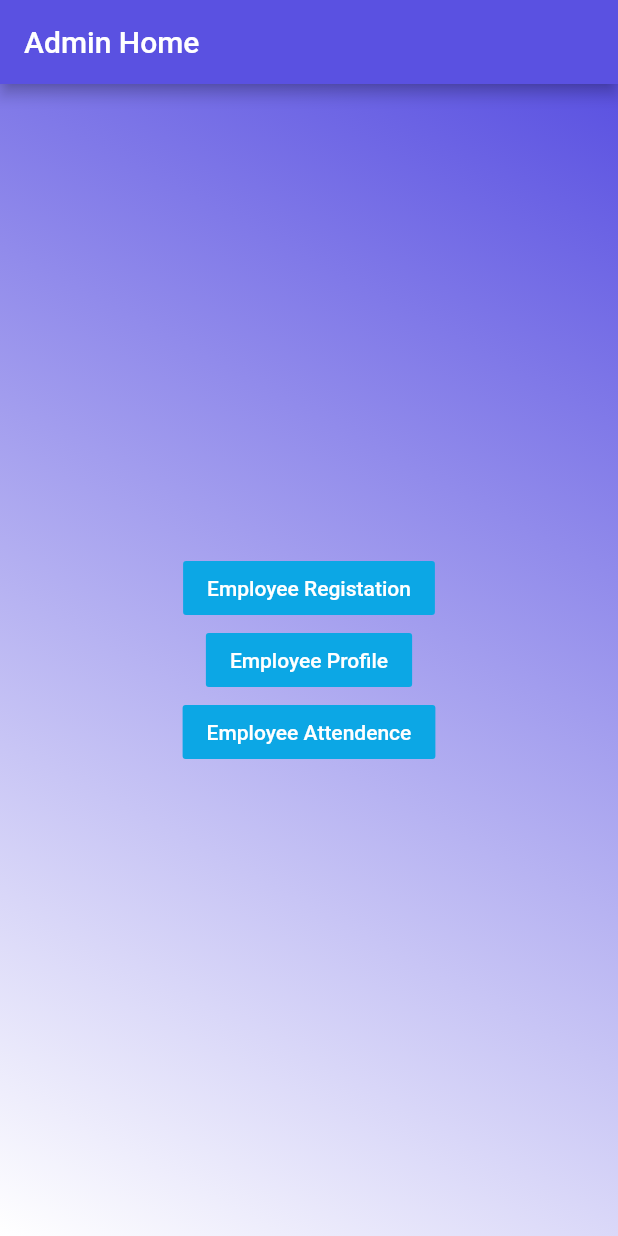
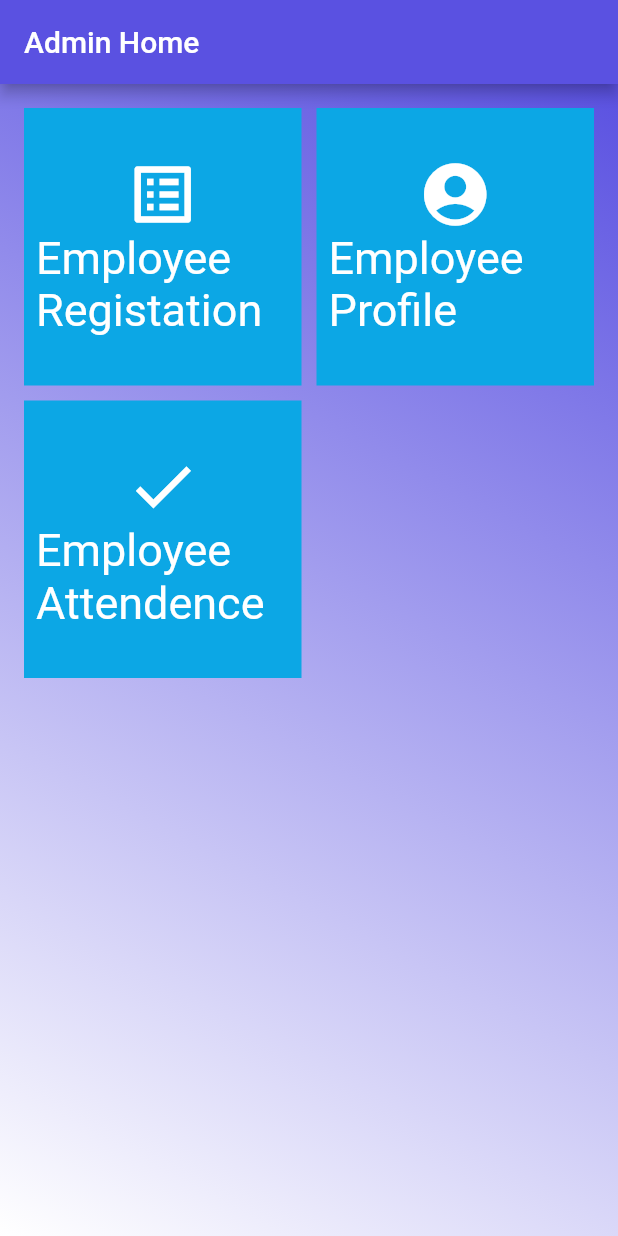
Before and after one commit to arundasgithub/salary_app, a Flutter app: the AdminHomePage screen opened directly, on a phone screen of 412 x 824 dp. Run offline on Flutter 3.47's test engine with Material 2 defaults, Android fonts, the phone set to English and light mode, and no system bars; our stand-ins replace simple_animations.

Commit message:
Modified Admin page
Changed button to tiles

```diff
--- a/lib/admin/home.dart
+++ b/lib/admin/home.dart
@@ -41,45 +41,125 @@ class AdminHomePage extends StatelessWidget {
             ],
           )),
           child: Center(
-            child: Column(
-              mainAxisAlignment: MainAxisAlignment.center,
-              children: <Widget>[
-                FlatButton(
+              // child: Column(
+              //   mainAxisAlignment: MainAxisAlignment.center,
+              //   children: <Widget>[
+              //     FlatButton(
+              //       color: Color.fromARGB(255, 12, 167, 229),
+              //       textColor: Colors.white,
+              //       child: Text("Employee Registation"),
+              //       onPressed: () {
+              //         Navigator.of(context).push(
+              //             MaterialPageRoute(builder: (context) => AddEmploye()));
+              //         print("BY");
+              //       },
+              //     ),
+              //     SizedBox(width: 5),
+              //     FlatButton(
+              //       color: Color.fromARGB(255, 12, 167, 229),
+              //       textColor: Colors.white,
+              //       child: Text("Employee Profile"),
+              //       onPressed: () {
+              //         Navigator.of(context).push(
+              //             MaterialPageRoute(builder: (context) => EmpProfile()));
+              //         print("Hello");
+              //       },
+              //     ),
+              //     SizedBox(width: 5),
+              //     FlatButton(
+              //       color: Color.fromARGB(255, 12, 167, 229),
+              //       textColor: Colors.white,
+              //       child: Text("Employee Attendence"),
+              //       onPressed: () {
+              //         Navigator.of(context).push(MaterialPageRoute(
+              //             builder: (context) => EmpAttendence()));
+              //         //print("BY");
+              //       },
+              //     ),
+              //     SizedBox(width: 5),
+              //   ],
+              // ),
+              child: GridView.extent(
+            primary: false,
+            padding: const EdgeInsets.all(16),
+            crossAxisSpacing: 10,
+            mainAxisSpacing: 10,
+            maxCrossAxisExtent: 200.0,
+            children: <Widget>[
+              InkWell(
+                onTap: () {
+                  Navigator.push(context,
+                      MaterialPageRoute(builder: (context) => AddEmploye()));
+                },
+                child: Container(
+                  padding: const EdgeInsets.all(8),
                   color: Color.fromARGB(255, 12, 167, 229),
-                  textColor: Colors.white,
-                  child: Text("Employee Registation"),
-                  onPressed: () {
-                    Navigator.of(context).push(
-                        MaterialPageRoute(builder: (context) => AddEmploye()));
-                    print("BY");
-                  },
+                  child: Column(
+                    mainAxisAlignment: MainAxisAlignment.center,
+                    children: [
+                      Icon(
+                        Icons.list_alt,
+                        size: 50,
+                        color: Colors.white,
+                      ),
+                      Text(
+                        "Employee Registation",
+                        style: TextStyle(color: Colors.white, fontSize: 30),
+                      )
+                    ],
+                  ),
                 ),
-                SizedBox(width: 5),
-                FlatButton(
+              ),
+              InkWell(
+                onTap: () {
+                  Navigator.push(context,
+                      MaterialPageRoute(builder: (context) => EmpProfile()));
+                },
+                child: Container(
+                  padding: const EdgeInsets.all(8),
                   color: Color.fromARGB(255, 12, 167, 229),
-                  textColor: Colors.white,
-                  child: Text("Employee Profile"),
-                  onPressed: () {
-                    Navigator.of(context).push(
-                        MaterialPageRoute(builder: (context) => EmpProfile()));
-                    print("Hello");
-                  },
+                  child: Column(
+                    mainAxisAlignment: MainAxisAlignment.center,
+                    children: [
+                      Icon(
+                        Icons.account_circle_rounded,
+                        size: 50,
+                        color: Colors.white,
+                      ),
+                      Text(
+                        "Employee Profile",
+                        style: TextStyle(color: Colors.white, fontSize: 30),
+                      )
+                    ],
+                  ),
                 ),
-                SizedBox(width: 5),
-                FlatButton(
+              ),
+              InkWell(
+                onTap: () {
+                  Navigator.push(context,
+                      MaterialPageRoute(builder: (context) => EmpAttendence()));
+                },
+                child: Container(
+                  padding: const EdgeInsets.all(8),
                   color: Color.fromARGB(255, 12, 167, 229),
-                  textColor: Colors.white,
-                  child: Text("Employee Attendence"),
-                  onPressed: () {
-                    Navigator.of(context).push(MaterialPageRoute(
-                        builder: (context) => EmpAttendence()));
-                    //print("BY");
-                  },
+                  child: Column(
+                    mainAxisAlignment: MainAxisAlignment.center,
+                    children: [
+                      Icon(
+                        Icons.check,
+                        size: 50,
+                        color: Colors.white,
+                      ),
+                      Text(
+                        "Employee Attendence",
+                        style: TextStyle(color: Colors.white, fontSize: 30),
+                      )
+                    ],
+                  ),
                 ),
-                SizedBox(width: 5),
-              ],
-            ),
-          ),
+              ),
+            ],
+          )),
         ),
       ),
     );
```
Also changed, not shown: 1 other file.
